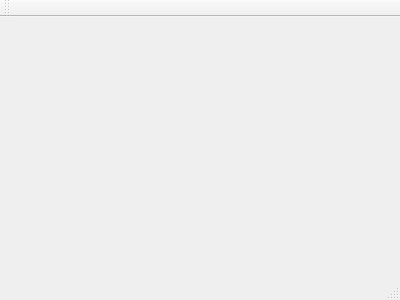
Qt form app/mainwindow.ui (Aetf/TorrentMigrator) before a commit.
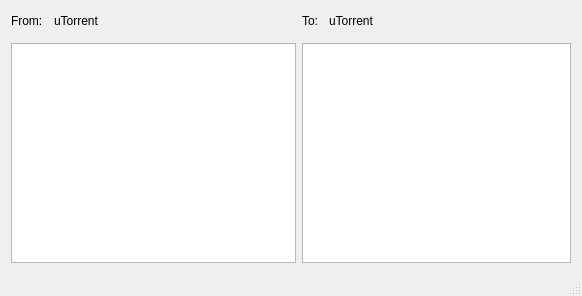
The same form after that commit.

Commit message: UI: add several ui class

The edit to the form file:
```diff
--- a/app/mainwindow.ui
+++ b/app/mainwindow.ui
@@ -1,24 +1,136 @@
 <ui version="4.0">
  <class>MainWindow</class>
- <widget class="QMainWindow" name="MainWindow" >
-  <property name="geometry" >
+ <widget class="QMainWindow" name="MainWindow">
+  <property name="geometry">
    <rect>
     <x>0</x>
     <y>0</y>
-    <width>400</width>
-    <height>300</height>
+    <width>582</width>
+    <height>296</height>
    </rect>
   </property>
   <property name="windowTitle" >
    <string>MainWindow</string>
   </property>
-  <widget class="QMenuBar" name="menuBar" />
-  <widget class="QToolBar" name="mainToolBar" />
-  <widget class="QWidget" name="centralWidget" />
-  <widget class="QStatusBar" name="statusBar" />
+  <widget class="QWidget" name="centralWidget">
+   <layout class="QGridLayout" name="gridLayout">
+    <item row="0" column="0">
+     <widget class="QLabel" name="label">
+      <property name="text">
+       <string>From:</string>
+      </property>
+     </widget>
+    </item>
+    <item row="0" column="2">
+     <spacer name="horizontalSpacer">
+      <property name="orientation">
+       <enum>Qt::Horizontal</enum>
+      </property>
+      <property name="sizeHint" stdset="0">
+       <size>
+        <width>40</width>
+        <height>20</height>
+       </size>
+      </property>
+     </spacer>
+    </item>
+    <item row="0" column="5">
+     <spacer name="horizontalSpacer_2">
+      <property name="orientation">
+       <enum>Qt::Horizontal</enum>
+      </property>
+      <property name="sizeHint" stdset="0">
+       <size>
+        <width>40</width>
+        <height>20</height>
+       </size>
+      </property>
+     </spacer>
+    </item>
+    <item row="0" column="3">
+     <widget class="QLabel" name="label_2">
+      <property name="text">
+       <string>To:</string>
+      </property>
+     </widget>
+    </item>
+    <item row="1" column="0" colspan="3">
+     <widget class="QFrame" name="backendConfLeft">
+      <property name="frameShape">
+       <enum>QFrame::StyledPanel</enum>
+      </property>
+      <property name="frameShadow">
+       <enum>QFrame::Raised</enum>
+      </property>
+     </widget>
+    </item>
+    <item row="1" column="3" colspan="3">
+     <widget class="QFrame" name="backendConfRight">
+      <property name="frameShape">
+       <enum>QFrame::StyledPanel</enum>
+      </property>
+      <property name="frameShadow">
+       <enum>QFrame::Raised</enum>
+      </property>
+     </widget>
+    </item>
+    <item row="2" column="0" colspan="3">
+     <widget class="QTableView" name="torrentViewLeft"/>
+    </item>
+    <item row="2" column="3" colspan="3">
+     <widget class="QTableView" name="torrentViewRight"/>
+    </item>
+    <item row="0" column="4">
+     <widget class="QComboBox" name="backendComboRight">
+      <property name="styleSheet">
+       <string notr="true">QComboBox:!focus{background-color: transparent; border: 0px;}
+QComboBox::drop-down:!focus {border-width: 0px;} </string>
+      </property>
+      <item>
+       <property name="text">
+        <string>uTorrent</string>
+       </property>
+      </item>
+      <item>
+       <property name="text">
+        <string>qBittorrent</string>
+       </property>
+      </item>
+     </widget>
+    </item>
+    <item row="0" column="1">
+     <widget class="QComboBox" name="backendComboLeft">
+      <property name="styleSheet">
+       <string notr="true">QComboBox:!focus{background-color: transparent; border: 0px;}
+QComboBox::drop-down:!focus {border-width: 0px;} </string>
+      </property>
+      <item>
+       <property name="text">
+        <string>uTorrent</string>
+       </property>
+      </item>
+      <item>
+       <property name="text">
+        <string>qBittorrent</string>
+       </property>
+      </item>
+     </widget>
+    </item>
+   </layout>
+  </widget>
+  <widget class="QMenuBar" name="menuBar">
+   <property name="geometry">
+    <rect>
+     <x>0</x>
+     <y>0</y>
+     <width>582</width>
+     <height>22</height>
+    </rect>
+   </property>
+  </widget>
+  <widget class="QStatusBar" name="statusBar"/>
  </widget>
- <layoutDefault spacing="6" margin="11" />
- <pixmapfunction></pixmapfunction>
+ <layoutdefault spacing="6" margin="11"/>
  <resources/>
  <connections/>
 </ui>
```
Left out of the diff: 3 changed lines with no effect on the pictures. The commit also changes 7 other files.
